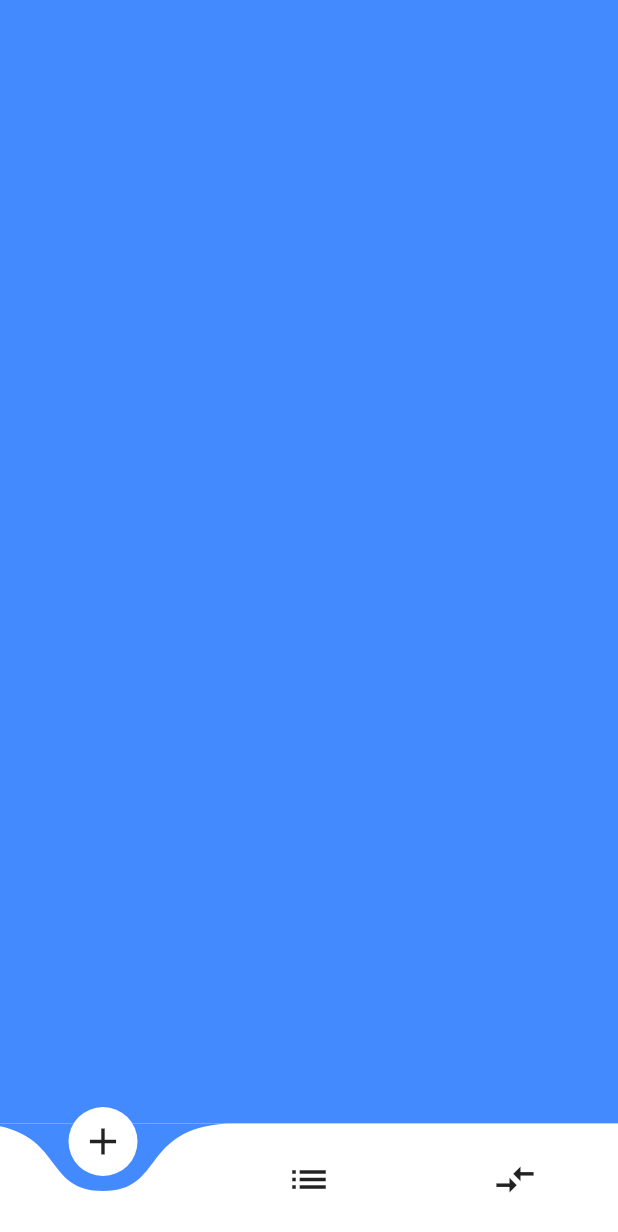
After one commit to qazqaz12378/wanAndroid_flutterTest, a Flutter app: the Home_Page screen opened directly, on a phone screen of 412 x 824 dp. The commit adds this screen. Shown: the top 1232 px of the screen. Run offline on Flutter 3.47's test engine with Material 2 defaults, Android fonts, the phone set to English and light mode, and no system bars; drawn by our look-alikes of curved_navigation_bar; our stand-ins replace cookie_jar, dio, dio_cookie_manager.

Commit message:
添加主页面和修改数据发送

```diff
--- /dev/null
+++ b/lib/Data/HttpData.dart
@@ -0,0 +1,4 @@
+class  HttpApiData {
+  static final String BASE_URL = 'https://www.wanandroid.com/';
+  static final String LOGIN = "user/login";
+}
--- /dev/null
+++ b/lib/ui/Home_page.dart
@@ -0,0 +1,26 @@
+import 'package:flutter/material.dart';
+import 'package:curved_navigation_bar/curved_navigation_bar.dart';
+class Home_Page extends StatefulWidget {
+  @override
+  _Home_PageState createState() => _Home_PageState();
+}
+
+class _Home_PageState extends State<Home_Page> {
+  @override
+  Widget build(BuildContext context) {
+    return Scaffold(
+      bottomNavigationBar: CurvedNavigationBar(
+        backgroundColor: Colors.blueAccent,
+        items: <Widget>[
+          Icon(Icons.add,size:30.0),
+          Icon(Icons.list,size:30.0),
+          Icon(Icons.compare_arrows,size: 30.0),
+        ],
+        onTap: (index){
+
+        },
+      ),
+      body: Container(color: Colors.blueAccent,),
+    );
+  }
+}
--- a/pubspec.yaml
+++ b/pubspec.yaml
@@ -24,6 +24,9 @@ dependencies:
   # Use with the CupertinoIcons class for iOS style icons.
   cupertino_icons: ^0.1.2
   dio: ^3.0.8
+  curved_navigation_bar: ^0.3.1
+  dio_cookie_manager: ^1.0.0
+  path_provider: ^1.5.1
 dev_dependencies:
   flutter_test:
     sdk: flutter
```
Also changed, not shown: lib/Data/Data.dart (added, +16 -0 lines), lib/service/HttpUtil.dart (added, +57 -0 lines), lib/service/http_service.dart (deleted, +0 -18 lines), lib/ui/Login_page.dart (+12 -11 lines), pubspec.lock.
